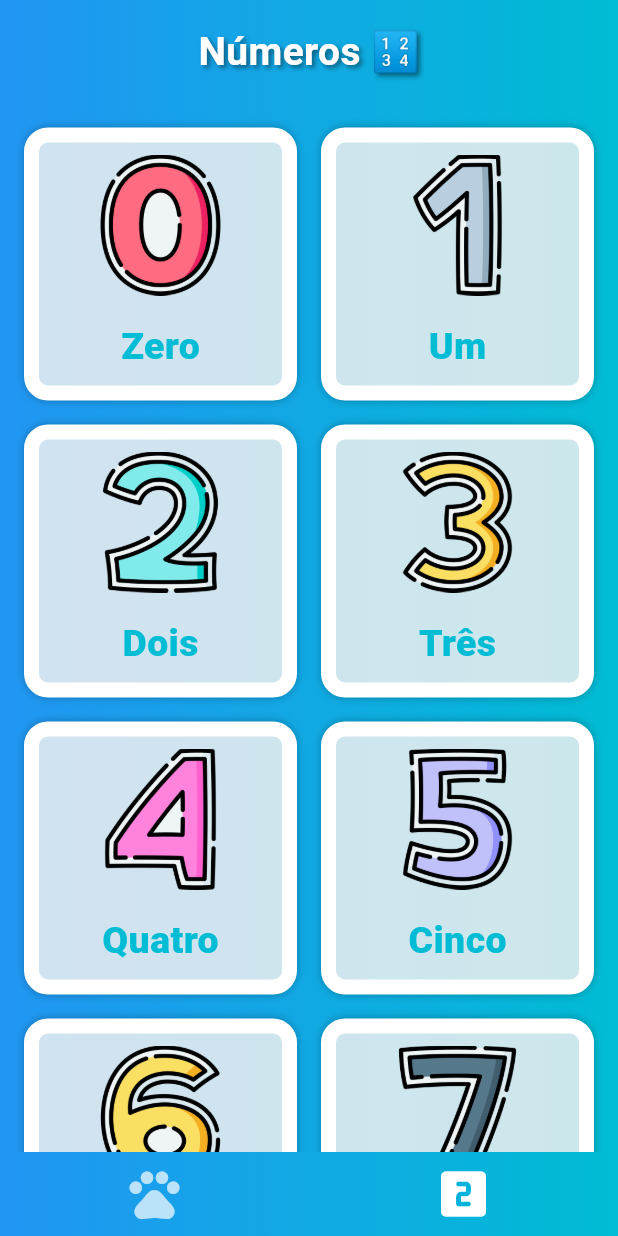
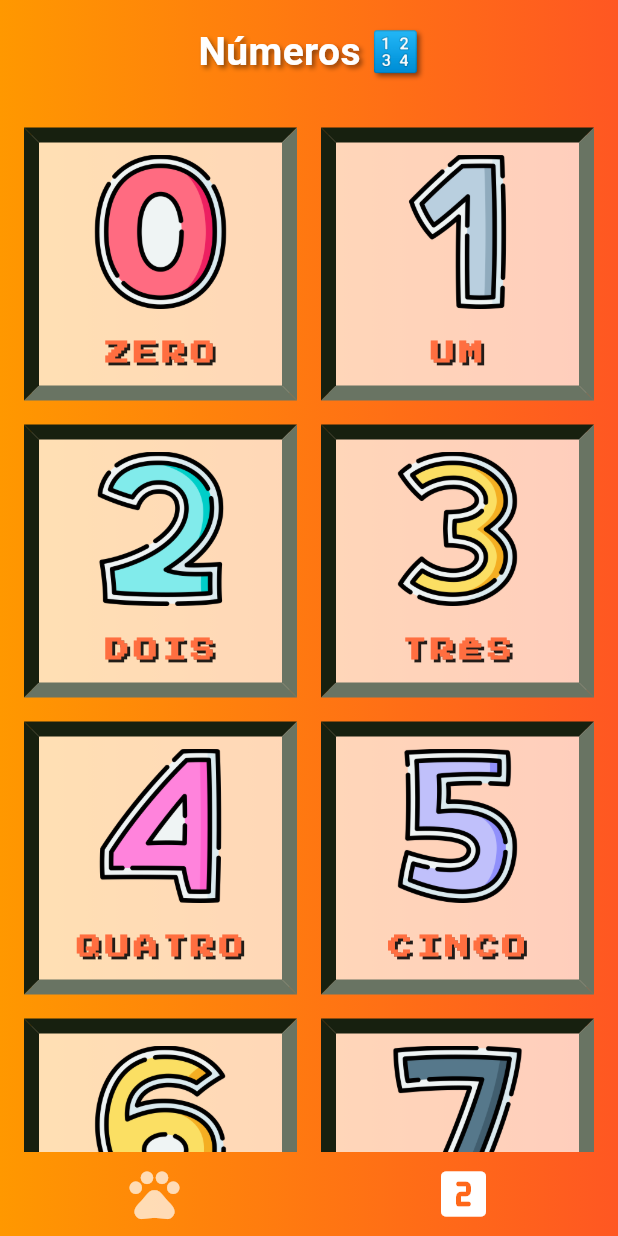
Before and after one commit to gilsonterra/flutter_aprendizado_infantil, a Flutter app: the screen it shows after launch, item 2 of the bottom bar chosen, on a phone screen of 412 x 824 dp. Run offline on Flutter 3.47's test engine with Material 3 defaults, Android fonts, the light colour scheme and no system bars; drawn by our look-alikes of animated_bottom_navigation_bar; our stand-ins replace flutter_tts; missing offline and left inert: shake.

Commit message:
feat: criando tema retro

```diff
--- a/lib/features/animais/data/animais_data.dart
+++ b/lib/features/animais/data/animais_data.dart
@@ -2,13 +2,13 @@ import '../model/card_model.dart';
 
 List<Card> listaAnimais = [
   Card(nome: 'Cachorro', imagem: 'assets/animals/cao.png'),
-  Card(nome: 'Cavalo', imagem: 'assets/animals/cavalo.png'),
+  Card(nome: 'Girafa', imagem: 'assets/animals/girafa.png'),
   Card(nome: 'Coruja', imagem: 'assets/animals/coruja.png'),
   Card(nome: 'Gato', imagem: 'assets/animals/gato.png'),
   Card(nome: 'Leão', imagem: 'assets/animals/leao.png'),
   Card(nome: 'Macaco', imagem: 'assets/animals/macaco.png'),
-  Card(nome: 'Sapo', imagem: 'assets/animals/ra.png'),
-  Card(nome: 'Tartaruga', imagem: 'assets/animals/tartaruga.png'),
-  Card(nome: 'Vaca', imagem: 'assets/animals/vaca.png'),
-  Card(nome: 'Zebra', imagem: 'assets/animals/zebra.png'),
+  Card(nome: 'Sapo', imagem: 'assets/animals/sapo.png'),
+  Card(nome: 'Pássaro', imagem: 'assets/animals/passaro.png'),
+  Card(nome: 'Peixe', imagem: 'assets/animals/peixe.png'),
+  Card(nome: 'Elefante', imagem: 'assets/animals/elefante.png'),
 ];
--- a/lib/features/animais/presentation/pages/animals_page.dart
+++ b/lib/features/animais/presentation/pages/animals_page.dart
@@ -66,22 +66,11 @@ class _AnimalsPageState extends State<AnimalsPage> {
       child: SafeArea(
         child: Column(
           children: [
-            const Padding(
-              padding: EdgeInsets.all(16.0),
-              child: Text(
-                'Animais 🐾',
-                style: TextStyle(
-                  fontSize: 26,
-                  fontWeight: FontWeight.bold,
-                  color: Colors.white,
-                  shadows: [
-                    Shadow(
-                      color: Colors.black45,
-                      blurRadius: 4,
-                      offset: Offset(2, 2),
-                    ),
-                  ],
-                ),
+            Padding(
+              padding: const EdgeInsets.all(16.0),
+              child: SizedBox(
+                width: 250, // limite máximo de largura
+                child: Image.asset('animais_title.png'),
               ),
             ),
             Expanded(
--- a/lib/features/animais/presentation/widgets/card_button.dart
+++ b/lib/features/animais/presentation/widgets/card_button.dart
@@ -19,23 +19,23 @@ class CardButton extends StatefulWidget {
 }
 
 class _CardButtonState extends State<CardButton> {
-  double _scale = 1.0;
+  Color _color = Colors.transparent;
 
   void _onTapDown(TapDownDetails details) {
     setState(() {
-      _scale = 0.9;
+      _color = Color.fromRGBO(186, 110, 63, 1);
     });
   }
 
   void _onTapUp(TapUpDetails details) {
     setState(() {
-      _scale = 1.0;
+      _color = Colors.transparent;
     });
   }
 
   void _onTapCancel() {
     setState(() {
-      _scale = 1.0;
+      _color = Colors.transparent;
     });
   }
 
@@ -46,37 +46,70 @@ class _CardButtonState extends State<CardButton> {
       onTapDown: _onTapDown,
       onTapUp: _onTapUp,
       onTapCancel: _onTapCancel,
-      child: AnimatedScale(
-        scale: _scale,
+      child: AnimatedContainer(
+        color: _color,
         duration: Duration(milliseconds: 100),
         curve: Curves.easeInOut,
+        child: SizedBox(
+          height: 150,
           child: Container(
             decoration: BoxDecoration(
-            color: Colors.white70.withOpacity(0.8),
-            borderRadius: BorderRadius.circular(16),
-            boxShadow: [BoxShadow(color: Colors.black26, blurRadius: 4)],
-            border: Border.all(color: Colors.white, width: 10),
+              color: Colors.white70,
+              border: Border(
+                top: BorderSide(
+                  color: Color.fromRGBO(23, 32, 15, 1.0),
+                  width: 10,
+                ),
+                left: BorderSide(
+                  color: Color.fromRGBO(23, 32, 15, 1.0),
+                  width: 10,
+                ),
+                right: BorderSide(
+                  color: Color.fromRGBO(105, 116, 99, 1.0),
+                  width: 10,
+                ),
+                bottom: BorderSide(
+                  color: Color.fromRGBO(105, 116, 99, 1.0),
+                  width: 10,
+                ),
+              ),
             ),
             child: Column(
               mainAxisAlignment: MainAxisAlignment.center,
               children: [
                 Expanded(
-                child: Padding(
-                  padding: EdgeInsets.all(8.0),
+                  child: Container(
+                    color: Colors.transparent,
+                    padding: const EdgeInsets.all(4),
+                    margin: const EdgeInsets.all(4),
                     child: Image.asset(widget.imagem, fit: BoxFit.contain),
                   ),
                 ),
-              SizedBox(height: 8),
-              Text(
-                widget.nome,
-                style: TextStyle(
-                  fontSize: 25,
-                  fontWeight: FontWeight.w800,
-                  color: widget.textColor.colors[1],
+                Container(
+                  padding: const EdgeInsets.symmetric(
+                    horizontal: 10,
+                    vertical: 10,
+                  ),
+                  child: Text(
+                    widget.nome.toUpperCase(),
+                    style: const TextStyle(
+                      fontSize: 16,
+                      fontWeight: FontWeight.w900,
+                      letterSpacing: 3.0,
+                      color: Colors.deepOrangeAccent,
+                      fontFamily: 'PressStart2P',
+                      shadows: [
+                        Shadow(
+                          offset: Offset(2, 2),
+                          color: Colors.black87,
+                          blurRadius: 0,
+                        ),
+                      ],
                     ),
                   ),
-              SizedBox(height: 8),
+                ),
               ],
+            ),
           ),
         ),
       ),
--- a/lib/shared/gradients.dart
+++ b/lib/shared/gradients.dart
@@ -1,6 +1,9 @@
 import 'package:flutter/material.dart';
 
 final List<Gradient> gradientes = [
+  LinearGradient(
+    colors: [Color.fromRGBO(66, 75, 58, 1.0), Color.fromRGBO(66, 75, 58, 0.9)],
+  ),
   LinearGradient(colors: [Colors.orange, Colors.deepOrange]),
   LinearGradient(colors: [Colors.blue, Colors.cyan]),
   LinearGradient(colors: [Colors.purple, Colors.pink]),
```
Also changed, not shown: pubspec.yaml (+11 -9 lines), assets/animais_title.png (added), assets/animals/cao.png, assets/animals/cavalo.png (deleted), assets/animals/elefante.png (added), assets/animals/girafa.png (added), assets/animals/leao.png, assets/animals/passaro.png (added), assets/animals/peixe.png (added), assets/animals/ra.png (deleted), assets/animals/sapo.png (added), assets/animals/tartaruga.png (deleted), assets/animals/vaca.png (deleted), assets/animals/zebra.png (deleted), 1 more files. Lines whose indentation alone changed are shown as unchanged.
